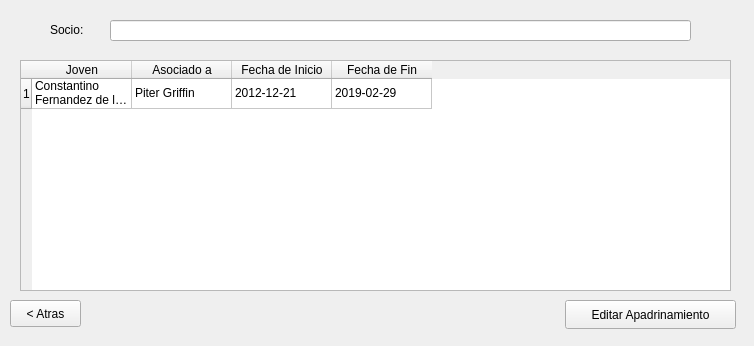
The window that src/UI/consultaApadrinamiento.ui (PurpleFlamingo/purpleACOES) describes before a commit, drawn with Qt 5.
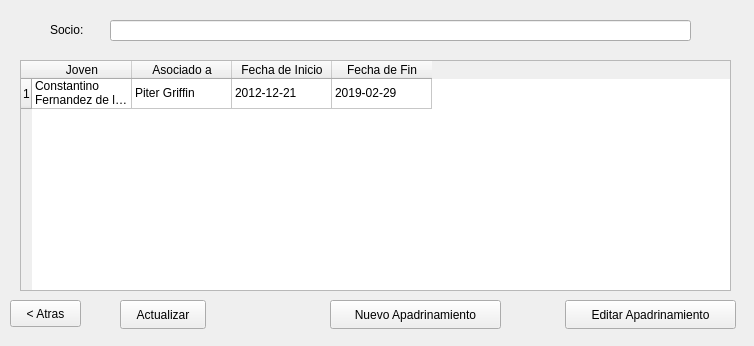
The same window after the commit.

Diff of the .ui file:
```diff
--- a/src/UI/consultaApadrinamiento.ui
+++ b/src/UI/consultaApadrinamiento.ui
@@ -118,6 +118,32 @@
      <string>Editar Apadrinamiento</string>
     </property>
    </widget>
+   <widget class="QPushButton" name="bNuevoApadrinamiento">
+    <property name="geometry">
+     <rect>
+      <x>330</x>
+      <y>300</y>
+      <width>171</width>
+      <height>29</height>
+     </rect>
+    </property>
+    <property name="text">
+     <string>Nuevo Apadrinamiento</string>
+    </property>
+   </widget>
+   <widget class="QPushButton" name="bActualizar">
+    <property name="geometry">
+     <rect>
+      <x>120</x>
+      <y>300</y>
+      <width>86</width>
+      <height>29</height>
+     </rect>
+    </property>
+    <property name="text">
+     <string>Actualizar</string>
+    </property>
+   </widget>
   </widget>
  </widget>
  <resources/>
```
